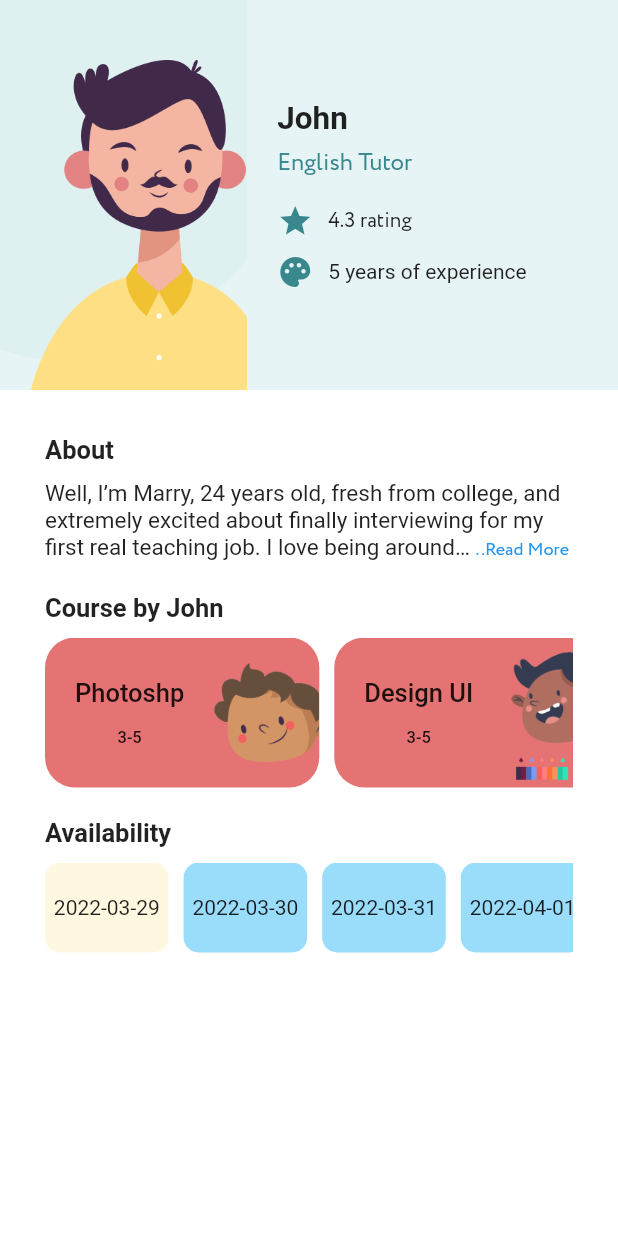
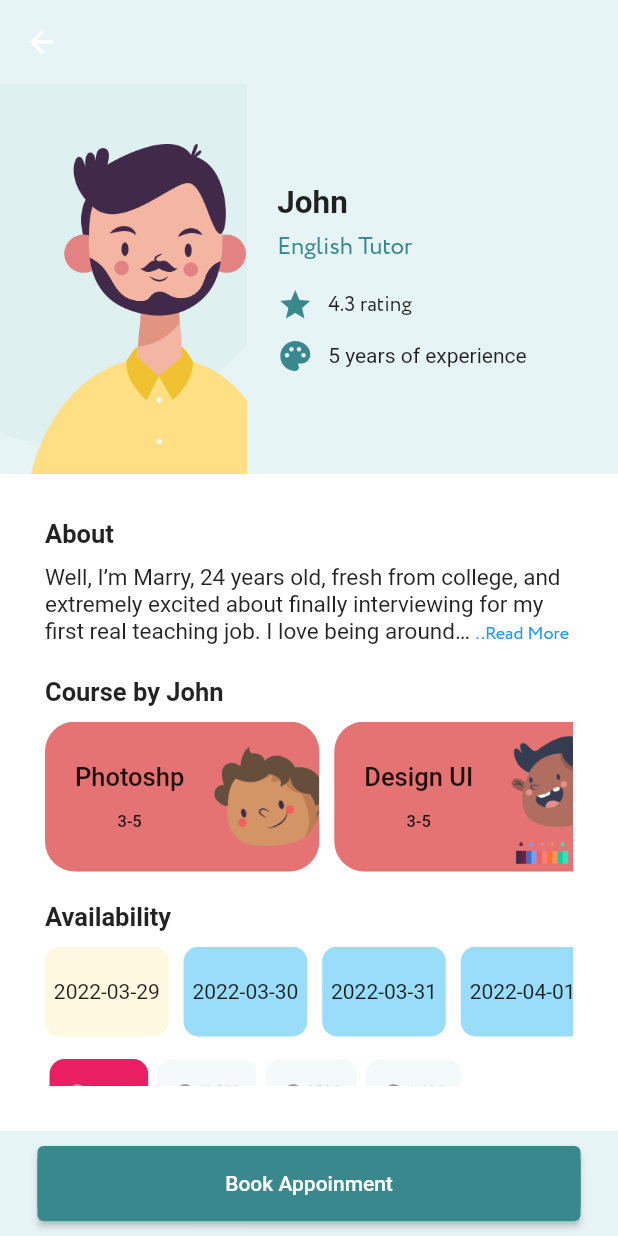
Before and after one commit to abdullakn/learning_management_system_ui_flutter, a Flutter app: the HomePage screen opened by its route, after a tap on "4.3", on a phone screen of 412 x 824 dp. Run offline on Flutter 3.47's test engine with Material 2 defaults, Android fonts, the phone set to English and light mode, and no system bars; drawn by our look-alikes of readmore; Roboto replaces fonts that are missing (product).

Commit message:
appoinment button and appabr completed in tutor page

```diff
--- a/lib/teacher_page.dart
+++ b/lib/teacher_page.dart
@@ -26,6 +26,13 @@ class TeacherDeails extends StatelessWidget {
     DateTime now = new DateTime.now();
     print(now);
     return Scaffold(
+      appBar: AppBar(
+        elevation: 0,
+        backgroundColor: Colors.transparent,
+        leading:IconButton(onPressed: (){Navigator.of(context).pop();}, icon:Icon(Icons.arrow_back)) ,
+
+      ),
+      extendBodyBehindAppBar: true,
       backgroundColor: Color(0xffe7f4f5),
       body: SafeArea(
         child: Column(
@@ -52,6 +59,8 @@ class TeacherDeails extends StatelessWidget {
                       Positioned(
                           left: 20,
                           bottom: 0,
+                          child: Hero(
+                            tag: tutor.proPic,
                             child: Container(
                               width: MediaQuery.of(context).size.width * 0.4,
                               height: 220,
@@ -59,6 +68,7 @@ class TeacherDeails extends StatelessWidget {
                                   image: DecorationImage(
                                 image: AssetImage(tutor.proPic),
                               )),
+                            ),
                           )),
                     ],
                   ),
@@ -205,12 +215,50 @@ class TeacherDeails extends StatelessWidget {
                               ),
                           itemCount: date.length),
                     ),
+                    SizedBox(height: 10,),
+                    Container(
+                      child: Column(
+                        mainAxisAlignment: MainAxisAlignment.center,
+                        children: [
+                          Row(
+                            children: [
+                               _timeSlotWidget("11 AM",true),
+                                _timeSlotWidget("12 PM",false),
+                                 _timeSlotWidget("1 PM",false),
+                                  _timeSlotWidget("2 AM",false)
+
+                            ],
+                          ),
+                             Row(
+                            children: [
+                               _timeSlotWidget("11 AM",false),
+                                _timeSlotWidget("12 PM",false),
+
+
+                            ],
+                          )
+
+                        ],
+                      ),
+                    )
                   ],
                 ),
               ),
             ))
           ],
         ),
+      ),
+      bottomNavigationBar: Container(
+        margin: EdgeInsets.symmetric(horizontal: 25,vertical: 10),
+        width: MediaQuery.of(context).size.width,
+        height: 50,
+
+        decoration: BoxDecoration(
+
+          borderRadius: BorderRadius.circular(10),
+          color: darkBlue,
+        ),
+        child: ElevatedButton(onPressed: (){},style: ElevatedButton.styleFrom(primary: darkBlue), child: Text("Book Appoinment",style: TextStyle(color: Colors.white),)),
       ),
     );
   }
@@ -230,4 +278,23 @@ class TeacherDeails extends StatelessWidget {
     }
     print(date);
   }
+
+  Widget _timeSlotWidget(String time,bool isSelected) {
+    return Container(
+      padding: EdgeInsets.symmetric(horizontal: 12,vertical: 15),
+      margin: EdgeInsets.symmetric(horizontal: 3,vertical: 5),
+      decoration: BoxDecoration(
+        borderRadius: BorderRadius.circular(10),
+        color: isSelected?Colors.pink:lightBlue.withOpacity(0.3)
+      ),
+      child: Row(
+        children: [
+          Icon(Icons.watch_later,color: Colors.grey,size: 13,),
+          SizedBox(width: 3,),
+          Text(time,style: TextStyle(fontSize: 10,fontFamily: 'circe',fontWeight: FontWeight.bold),)
+        ],
+      ),
+    );
+
   }
+}
--- a/lib/tutuor_card.dart
+++ b/lib/tutuor_card.dart
@@ -10,7 +10,9 @@ class TutorCard extends StatelessWidget {
 
   @override
   Widget build(BuildContext context) {
-    return GestureDetector(
+    return Hero(
+      tag: tutor.proPic,
+      child: GestureDetector(
         onTap: () {
           Navigator.of(context).push(MaterialPageRoute(builder: (ctx)=>TeacherDeails(tutor: tutor)));
           // Navigator.pushNamed(context,'/TeacherPage')
@@ -111,6 +113,7 @@ class TutorCard extends StatelessWidget {
             ],
           ),
         ),
+      ),
     );
   }
 }
```
Lines whose indentation alone changed are shown as unchanged.
